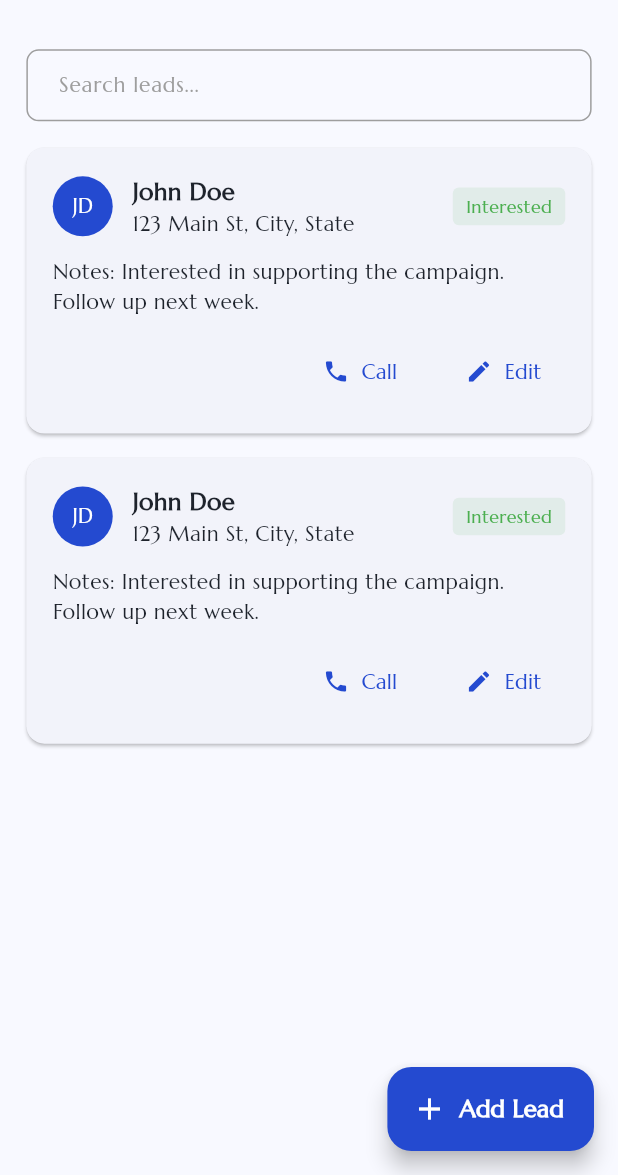
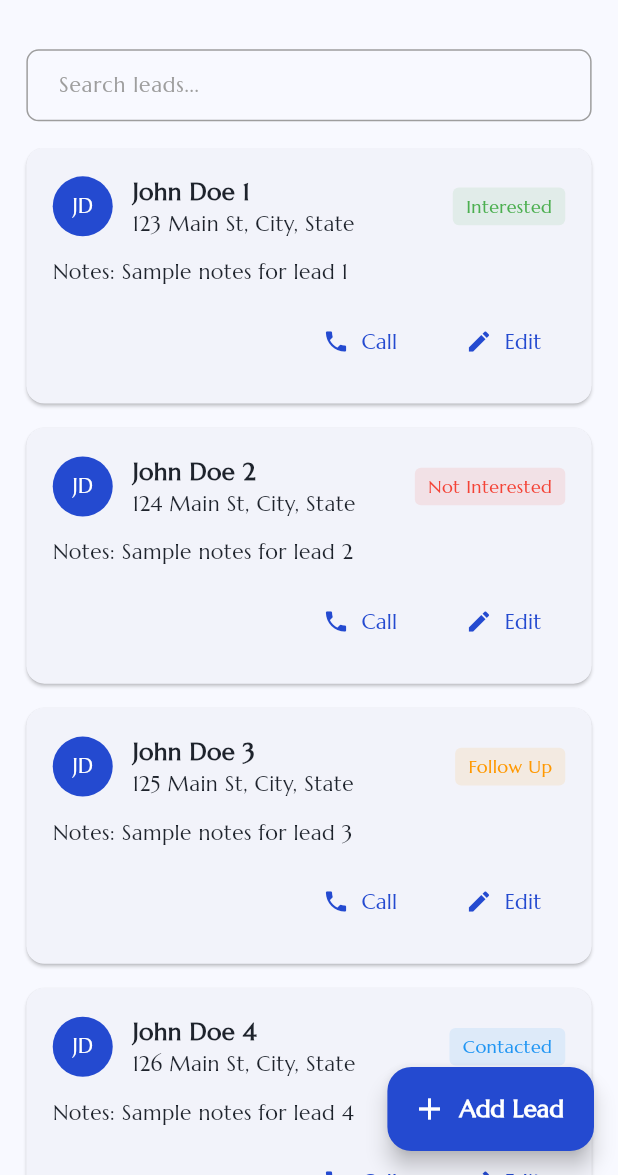
Before and after one commit to Jossyboydgenius/Ballot-Access-Pro, a Flutter app: the LeadsView screen opened directly, after a tap on "Call", on a phone screen of 412 x 824 dp, the part 61-1236 px from its top. Run offline on Flutter 3.47's test engine with Material 3 defaults, Android fonts, the phone set to English and light mode, and no system bars; our stand-ins replace flutter_screenutil, flutter_svg, geolocator, google_maps_flutter, location, permission_handler.

Commit message:
Add lead management functionality with search, filtering, and phone call support

```diff
--- a/lib/ui/views/petitioner/leads_view.dart
+++ b/lib/ui/views/petitioner/leads_view.dart
@@ -1,5 +1,7 @@
 import 'package:flutter/material.dart';
 import 'package:flutter_screenutil/flutter_screenutil.dart';
+import 'package:url_launcher/url_launcher.dart';
+import 'package:ballot_access_pro/models/lead.dart';
 import 'package:ballot_access_pro/shared/constants/app_colors.dart';
 import 'package:ballot_access_pro/shared/styles/app_text_style.dart';
 import 'package:ballot_access_pro/shared/widgets/app_input.dart';
@@ -15,6 +17,107 @@ class LeadsView extends StatefulWidget {
 
 class _LeadsViewState extends State<LeadsView> {
   final searchController = TextEditingController();
+  List<Lead> leads = [];
+  List<Lead> filteredLeads = [];
+  final List<String> statuses = ['Interested', 'Not Interested', 'Follow Up', 'Contacted', 'Pending'];
+  final List<Color> statusColors = [Colors.green, Colors.red, Colors.orange, Colors.blue, Colors.purple];
+
+  @override
+  void initState() {
+    super.initState();
+    // Add some sample leads
+    _addSampleLeads();
+    searchController.addListener(_filterLeads);
+  }
+
+  void _addSampleLeads() {
+    // Add sample leads with random statuses
+    leads = List.generate(
+      5,
+      (index) => Lead(
+        id: 'lead_$index',
+        name: 'John Doe ${index + 1}',
+        address: '${123 + index} Main St, City, State',
+        phoneNumber: index % 2 == 0 ? '+1234567890' : null,
+        notes: 'Sample notes for lead ${index + 1}',
+        status: statuses[index % statuses.length],
+      ),
+    );
+    filteredLeads = List.from(leads);
+  }
+
+  void _filterLeads() {
+    final query = searchController.text.toLowerCase();
+    setState(() {
+      filteredLeads = leads.where((lead) {
+        return lead.name.toLowerCase().contains(query) ||
+            lead.address.toLowerCase().contains(query) ||
+            lead.notes.toLowerCase().contains(query);
+      }).toList();
+    });
+  }
+
+  Future<void> _makePhoneCall(String phoneNumber) async {
+    final Uri launchUri = Uri(
+      scheme: 'tel',
+      path: phoneNumber,
+    );
+    if (await canLaunchUrl(launchUri)) {
+      await launchUrl(launchUri);
+    }
+  }
+
+  void _handleAddLead(String name, String address, String? phone, String notes) {
+    final newLead = Lead(
+      id: 'lead_${leads.length + 1}',
+      name: name,
+      address: address,
+      phoneNumber: phone,
+      notes: notes,
+      status: statuses[0], // Default to 'Interested'
+    );
+
+    setState(() {
+      leads.add(newLead);
+      _filterLeads();
+    });
+  }
+
+  void _handleEditLead(Lead lead) {
+    showModalBottomSheet(
+      context: context,
+      isScrollControlled: true,
+      backgroundColor: Colors.transparent,
+      builder: (context) => AddLeadBottomSheet(
+        initialName: lead.name,
+        initialAddress: lead.address,
+        initialPhone: lead.phoneNumber,
+        initialNotes: lead.notes,
+        onAddLead: (name, address, phone, notes) {
+          final updatedLead = lead.copyWith(
+            name: name,
+            address: address,
+            phoneNumber: phone,
+            notes: notes,
+          );
+
+          setState(() {
+            final index = leads.indexWhere((l) => l.id == lead.id);
+            if (index != -1) {
+              leads[index] = updatedLead;
+              _filterLeads();
+            }
+          });
+        },
+        isEditing: true,
+      ),
+    );
+  }
+
+  Color _getStatusColor(String status) {
+    final index = statuses.indexOf(status);
+    return index != -1 ? statusColors[index] : Colors.grey;
+  }
 
   @override
   Widget build(BuildContext context) {
@@ -39,8 +142,9 @@ class _LeadsViewState extends State<LeadsView> {
           Expanded(
             child: ListView.builder(
               padding: EdgeInsets.symmetric(horizontal: 16.w),
-              itemCount: 2, // Replace with actual leads count
+              itemCount: filteredLeads.length,
               itemBuilder: (context, index) {
+                final lead = filteredLeads[index];
                 return Card(
                   margin: EdgeInsets.only(bottom: 16.h),
                   child: Padding(
@@ -53,7 +157,7 @@ class _LeadsViewState extends State<LeadsView> {
                             CircleAvatar(
                               backgroundColor: AppColors.primary,
                               child: Text(
-                                'JD',
+                                lead.name.split(' ').map((e) => e[0]).take(2).join(),
                                 style: AppTextStyle.regular14.copyWith(
                                   color: Colors.white,
                                 ),
@@ -65,11 +169,11 @@ class _LeadsViewState extends State<LeadsView> {
                                 crossAxisAlignment: CrossAxisAlignment.start,
                                 children: [
                                   Text(
-                                    'John Doe',
+                                    lead.name,
                                     style: AppTextStyle.semibold16,
                                   ),
                                   Text(
-                                    '123 Main St, City, State',
+                                    lead.address,
                                     style: AppTextStyle.regular14,
                                   ),
                                 ],
@@ -81,13 +185,13 @@ class _LeadsViewState extends State<LeadsView> {
                                 vertical: 4.h,
                               ),
                               decoration: BoxDecoration(
-                                color: Colors.green.withOpacity(0.1),
+                                color: _getStatusColor(lead.status).withOpacity(0.1),
                                 borderRadius: BorderRadius.circular(4.r),
                               ),
                               child: Text(
-                                'Interested',
+                                lead.status,
                                 style: AppTextStyle.regular12.copyWith(
-                                  color: Colors.green,
+                                  color: _getStatusColor(lead.status),
                                 ),
                               ),
                             ),
@@ -95,17 +199,16 @@ class _LeadsViewState extends State<LeadsView> {
                         ),
                         AppSpacing.v12(),
                         Text(
-                          'Notes: Interested in supporting the campaign. Follow up next week.',
+                          'Notes: ${lead.notes}',
                           style: AppTextStyle.regular14,
                         ),
                         AppSpacing.v12(),
                         Row(
                           mainAxisAlignment: MainAxisAlignment.end,
                           children: [
+                            if (lead.phoneNumber != null) ...[
                               TextButton.icon(
-                              onPressed: () {
-                                // TODO: Implement call functionality
-                              },
+                                onPressed: () => _makePhoneCall(lead.phoneNumber!),
                                 icon: const Icon(
                                   Icons.phone,
                                   color: AppColors.primary,
@@ -118,10 +221,9 @@ class _LeadsViewState extends State<LeadsView> {
                                 ),
                               ),
                               AppSpacing.h16(),
+                            ],
                             TextButton.icon(
-                              onPressed: () {
-                                // TODO: Implement edit functionality
-                              },
+                              onPressed: () => _handleEditLead(lead),
                               icon: const Icon(
                                 Icons.edit,
                                 color: AppColors.primary,
@@ -151,9 +253,8 @@ class _LeadsViewState extends State<LeadsView> {
             isScrollControlled: true,
             backgroundColor: Colors.transparent,
             builder: (context) => AddLeadBottomSheet(
-              onAddLead: (name, address, phone, notes) {
-                // TODO: Implement add lead functionality
-              },
+              onAddLead: _handleAddLead,
+              isEditing: false,
             ),
           );
         },
@@ -166,4 +267,10 @@ class _LeadsViewState extends State<LeadsView> {
       ),
     );
   }
+
+  @override
+  void dispose() {
+    searchController.dispose();
+    super.dispose();
   }
+}
```
Lines whose indentation alone changed are shown as unchanged.
